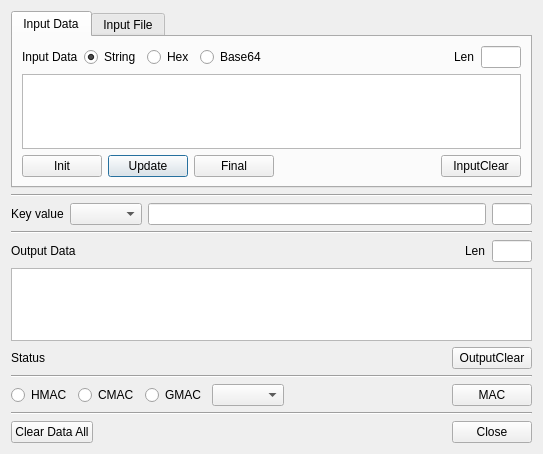
Qt form BerEditor/gen_mac_dlg.ui (jykim74/BerEditor) before a commit.
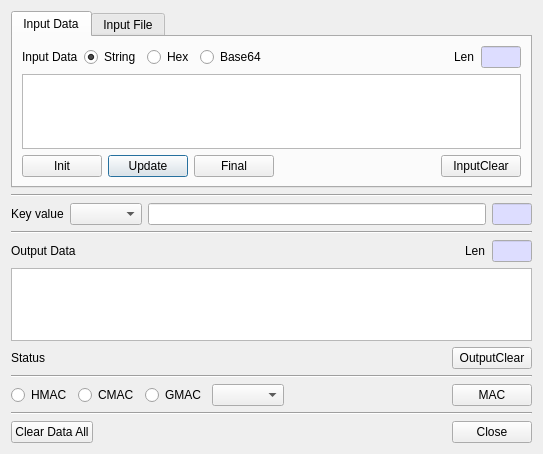
The same form after that commit. The open tabs and pages were chosen to show the change.

Commit message: Read Only UI 색 지정

What changed in the file:
```diff
--- a/BerEditor/gen_mac_dlg.ui
+++ b/BerEditor/gen_mac_dlg.ui
@@ -43,6 +43,43 @@
              <height>16777215</height>
             </size>
            </property>
+           <property name="palette">
+            <palette>
+             <active>
+              <colorrole role="Base">
+               <brush brushstyle="SolidPattern">
+                <color alpha="255">
+                 <red>221</red>
+                 <green>221</green>
+                 <blue>255</blue>
+                </color>
+               </brush>
+              </colorrole>
+             </active>
+             <inactive>
+              <colorrole role="Base">
+               <brush brushstyle="SolidPattern">
+                <color alpha="255">
+                 <red>221</red>
+                 <green>221</green>
+                 <blue>255</blue>
+                </color>
+               </brush>
+              </colorrole>
+             </inactive>
+             <disabled>
+              <colorrole role="Base">
+               <brush brushstyle="SolidPattern">
+                <color alpha="255">
+                 <red>240</red>
+                 <green>240</green>
+                 <blue>240</blue>
+                </color>
+               </brush>
+              </colorrole>
+             </disabled>
+            </palette>
+           </property>
            <property name="readOnly">
             <bool>true</bool>
            </property>
@@ -598,6 +635,43 @@
          <height>16777215</height>
         </size>
        </property>
+       <property name="palette">
+        <palette>
+         <active>
+          <colorrole role="Base">
+           <brush brushstyle="SolidPattern">
+            <color alpha="255">
+             <red>221</red>
+             <green>221</green>
+             <blue>255</blue>
+            </color>
+           </brush>
+          </colorrole>
+         </active>
+         <inactive>
+          <colorrole role="Base">
+           <brush brushstyle="SolidPattern">
+            <color alpha="255">
+             <red>221</red>
+             <green>221</green>
+             <blue>255</blue>
+            </color>
+           </brush>
+          </colorrole>
+         </inactive>
+         <disabled>
+          <colorrole role="Base">
+           <brush brushstyle="SolidPattern">
+            <color alpha="255">
+             <red>240</red>
+             <green>240</green>
+             <blue>240</blue>
+            </color>
+           </brush>
+          </colorrole>
+         </disabled>
+        </palette>
+       </property>
        <property name="readOnly">
         <bool>true</bool>
        </property>
@@ -645,6 +719,43 @@
          <height>16777215</height>
         </size>
        </property>
+       <property name="palette">
+        <palette>
+         <active>
+          <colorrole role="Base">
+           <brush brushstyle="SolidPattern">
+            <color alpha="255">
+             <red>221</red>
+             <green>221</green>
+             <blue>255</blue>
+            </color>
+           </brush>
+          </colorrole>
+         </active>
+         <inactive>
+          <colorrole role="Base">
+           <brush brushstyle="SolidPattern">
+            <color alpha="255">
+             <red>221</red>
+             <green>221</green>
+             <blue>255</blue>
+            </color>
+           </brush>
+          </colorrole>
+         </inactive>
+         <disabled>
+          <colorrole role="Base">
+           <brush brushstyle="SolidPattern">
+            <color alpha="255">
+             <red>240</red>
+             <green>240</green>
+             <blue>240</blue>
+            </color>
+           </brush>
+          </colorrole>
+         </disabled>
+        </palette>
+       </property>
        <property name="readOnly">
         <bool>true</bool>
        </property>
```
Left out of the diff: 2 changed lines with no effect on the pictures. The commit also changes 6 other files.
